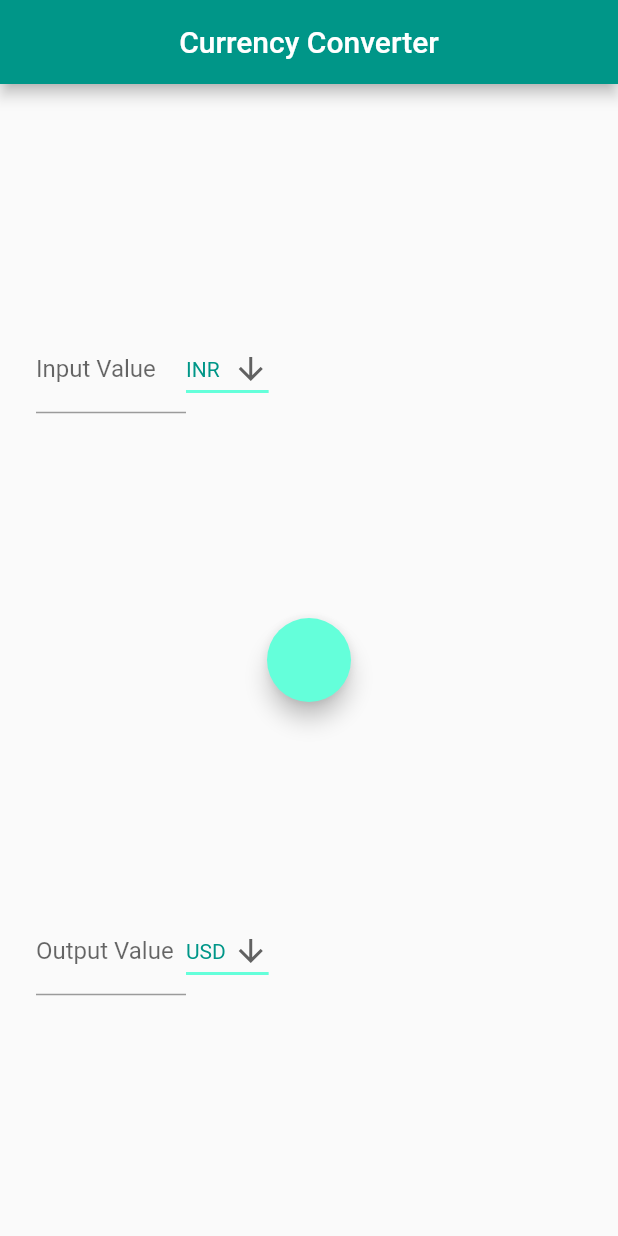
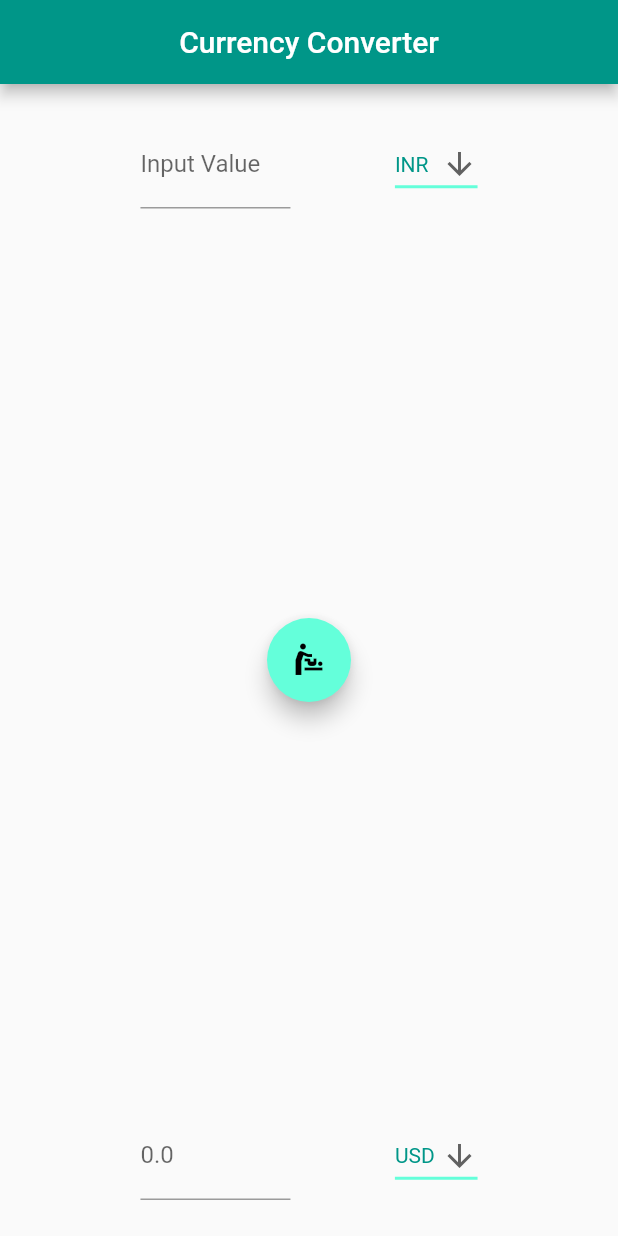
Before and after one commit to abinpj/konvert, a Flutter app: the screen it shows after launch, on a phone screen of 412 x 824 dp. Run offline on Flutter 3.47's test engine with Material 2 defaults, Android fonts, the phone set to English and light mode, and no system bars.

Commit message:
except-optab

```diff
--- a/lib/main.dart
+++ b/lib/main.dart
@@ -1,4 +1,5 @@
 import 'dart:convert';
+
 import 'package:http/http.dart' as http;
 import 'package:flutter/material.dart';
 import 'package:flutter/rendering.dart';
@@ -34,18 +35,21 @@ class _MyHomePageState extends State<MyHomePage> {
   double val2 = 0.0;
   var cur1 = 'INR';
   var cur2 = 'USD';
-  double convert() {
+
+  void convert() {
     var url = "https://api.exchangeratesapi.io/latest?base=$cur1";
     http.get(Uri.encodeFull(url), headers: {"Accept": "application/json"}).then(
         (r) {
       Map body = json.decode(r.body);
-      double temp2 = body['rates'].cur2;
-      val2 = val1 * temp2;
+      val2 = body['rates'][cur2];
+      val2 = val1 * val2;
     });
-    return val2;
   }
 
+  void send() {}
+
   TextEditingController _controller = TextEditingController();
+  TextEditingController _controller2 = TextEditingController();
 
   @override
   Widget build(BuildContext context) {
@@ -57,9 +61,12 @@ class _MyHomePageState extends State<MyHomePage> {
       body: Padding(
         padding: const EdgeInsets.all(24.0),
         child: Column(
+          mainAxisAlignment: MainAxisAlignment.spaceBetween,
+          crossAxisAlignment: CrossAxisAlignment.center,
+          children: <Widget>[
+            Row(
                 mainAxisAlignment: MainAxisAlignment.spaceEvenly,
                 children: <Widget>[
-            Row(children: <Widget>[
                   SizedBox(
                     width: 100,
                     child: TextField(
@@ -67,7 +74,13 @@ class _MyHomePageState extends State<MyHomePage> {
                         decoration: InputDecoration(
                           labelText: "Input Value",
                         ),
-                ),
+                        onChanged: (String newValue) {
+                          setState(() {
+                            val1 = double.parse(newValue);
+                          });
+
+                          convert();
+                        }),
                   ),
                   DropdownButton<String>(
                       value: cur1,
@@ -83,6 +96,7 @@ class _MyHomePageState extends State<MyHomePage> {
                         setState(() {
                           cur1 = newValue;
                         });
+                        convert();
                       },
                       items: <String>[
                         'CAD',
@@ -126,19 +140,25 @@ class _MyHomePageState extends State<MyHomePage> {
                       }).toList()),
                 ]),
             FloatingActionButton(
+              child: Icon(IconData(57539, fontFamily: "MaterialIcons")),
               onPressed: () {
                 _controller.text = val2.toString();
                 val1 = val2;
-                val2 = val1;
+                convert();
               },
             ),
-            Row(children: [
+            Row(mainAxisAlignment: MainAxisAlignment.spaceEvenly, children: [
               SizedBox(
                 width: 100,
                 child: TextField(
-                  controller: _controller,
+                  controller: _controller2,
+                  onChanged: (String newValue) {
+                    setState(() {
+                      val2 = double.parse(newValue);
+                    });
+                  },
                   decoration: InputDecoration(
-                    labelText: "Output Value",
+                    labelText: val2.toString(),
                   ),
                 ),
               ),
```
Lines whose indentation alone changed are shown as unchanged.
